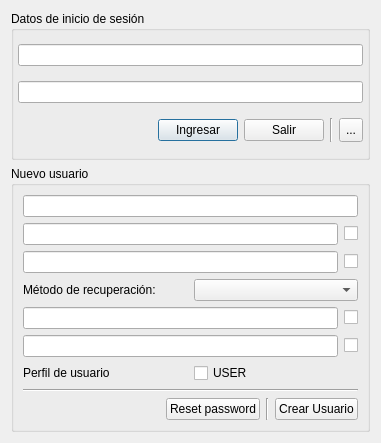
Qt form logindialog.ui (lincolningaroca/xxxApp) before a commit.
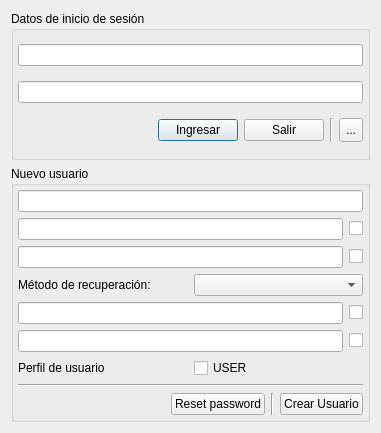
The same form after that commit. Icons and pictures are not drawn.

Diff of the .ui file:
```diff
--- a/logindialog.ui
+++ b/logindialog.ui
@@ -7,7 +7,7 @@
     <x>0</x>
     <y>0</y>
     <width>381</width>
-    <height>443</height>
+    <height>433</height>
    </rect>
   </property>
   <property name="windowTitle">
@@ -119,6 +119,21 @@
          <string>Nuevo usuario</string>
         </property>
         <layout class="QVBoxLayout" name="verticalLayout_2">
+         <property name="spacing">
+          <number>6</number>
+         </property>
+         <property name="leftMargin">
+          <number>4</number>
+         </property>
+         <property name="topMargin">
+          <number>4</number>
+         </property>
+         <property name="rightMargin">
+          <number>4</number>
+         </property>
+         <property name="bottomMargin">
+          <number>4</number>
+         </property>
          <item>
           <widget class="QLineEdit" name="txtNewUser"/>
          </item>
```
